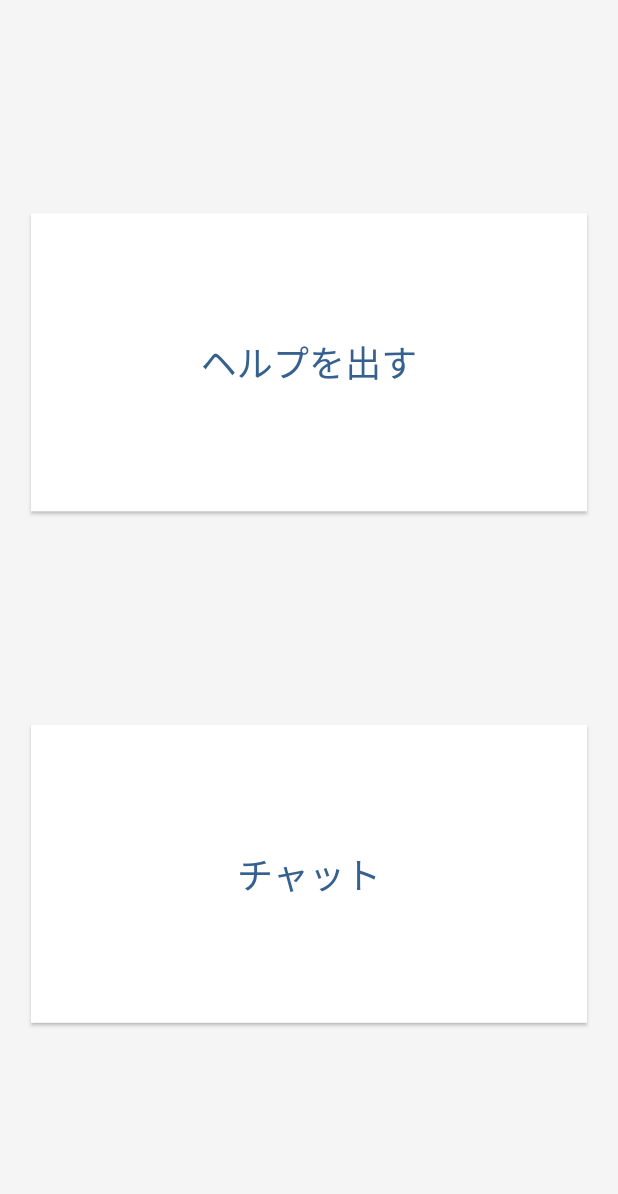
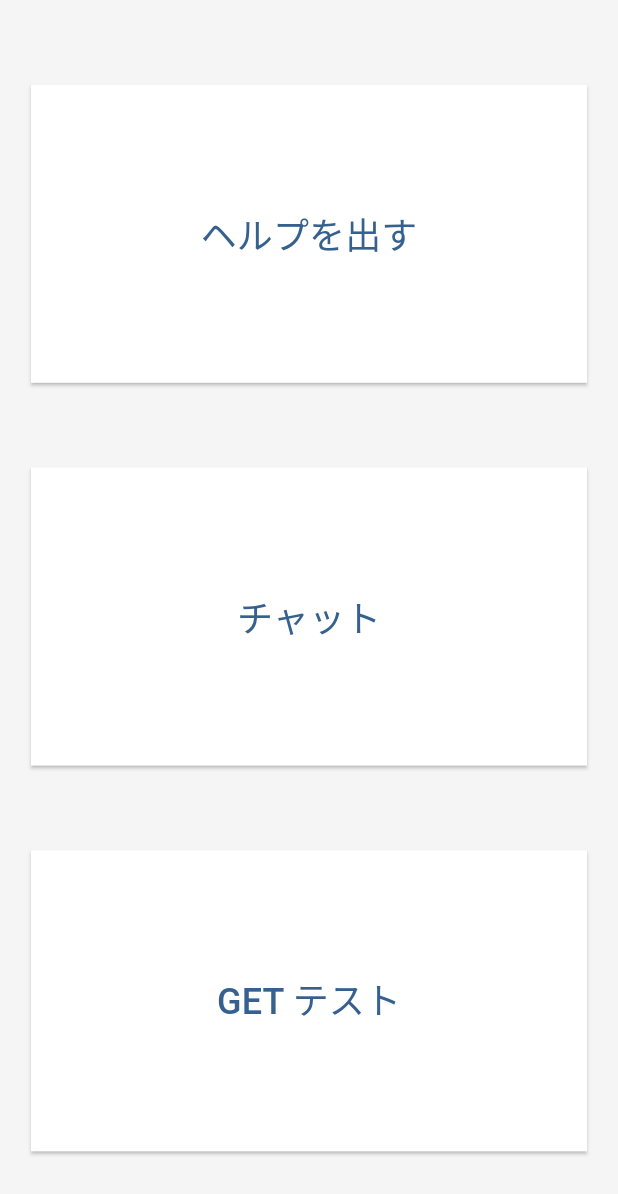
Before and after one commit to nknighta/helpapp-flutter, a Flutter app: the HomePage screen opened directly, on a phone screen of 412 x 824 dp. Shown: the top 1194 px of the screen. Run offline on Flutter 3.47's test engine with Material 3 defaults, Android fonts, the phone set to English and light mode, and no system bars; our stand-ins replace auto_route, firebase_auth, firebase_core, google_sign_in; missing offline and left inert: mapbox_maps_flutter; accounts and stored records are empty; generated files the repository leaves out were written again.

Commit message:
[Edit]: Adding GET functionality.

```diff
--- a/lib/home.dart
+++ b/lib/home.dart
@@ -2,7 +2,7 @@ import 'package:auto_route/auto_route.dart';
 import 'package:flutter/material.dart';
 import 'package:help_app/app_router.dart';
 
-// import 'util/post.dart';
+import 'util/api_service.dart';
 
 @RoutePage()
 class HomeRouterPage extends AutoRouter {
@@ -59,6 +59,25 @@ class HomePage extends StatelessWidget {
                 ),
               ),
             ),
+            //todo
+            FractionallySizedBox(
+              widthFactor: 0.9,
+              child: ElevatedButton(
+                style: ElevatedButton.styleFrom(
+                  padding: EdgeInsets.symmetric(
+                    vertical: screenHeight * 0.1,
+                  ),
+                  shape:  const RoundedRectangleBorder(
+                    borderRadius: BorderRadius.zero,
+                  ),
+                ),
+                onPressed: () => ApiService.getRequest(context, "https://helpapp-website.vercel.app/api/main"),
+                child: const Text(
+                  'GET テスト',
+                  style: TextStyle(fontSize: 24),
+                ),
+              ),
+            ),
           ],
         ),
       )
```
Also changed, not shown: lib/util/api_service.dart (added, +66 -0 lines), lib/util/get.dart (added, +44 -0 lines).
